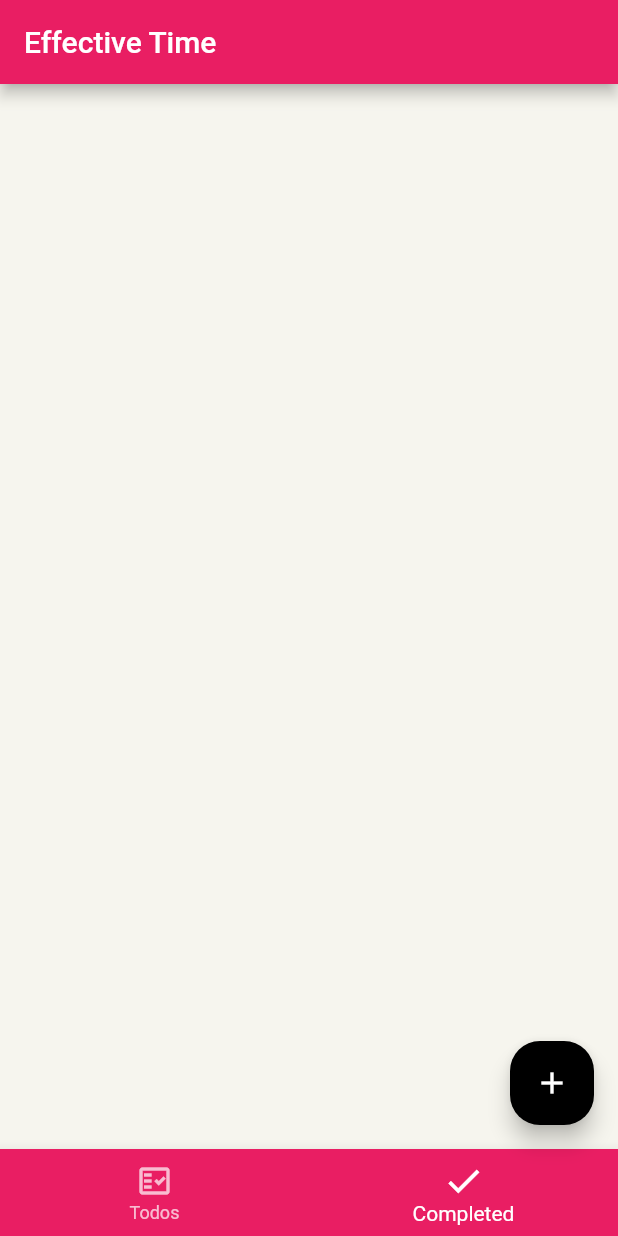
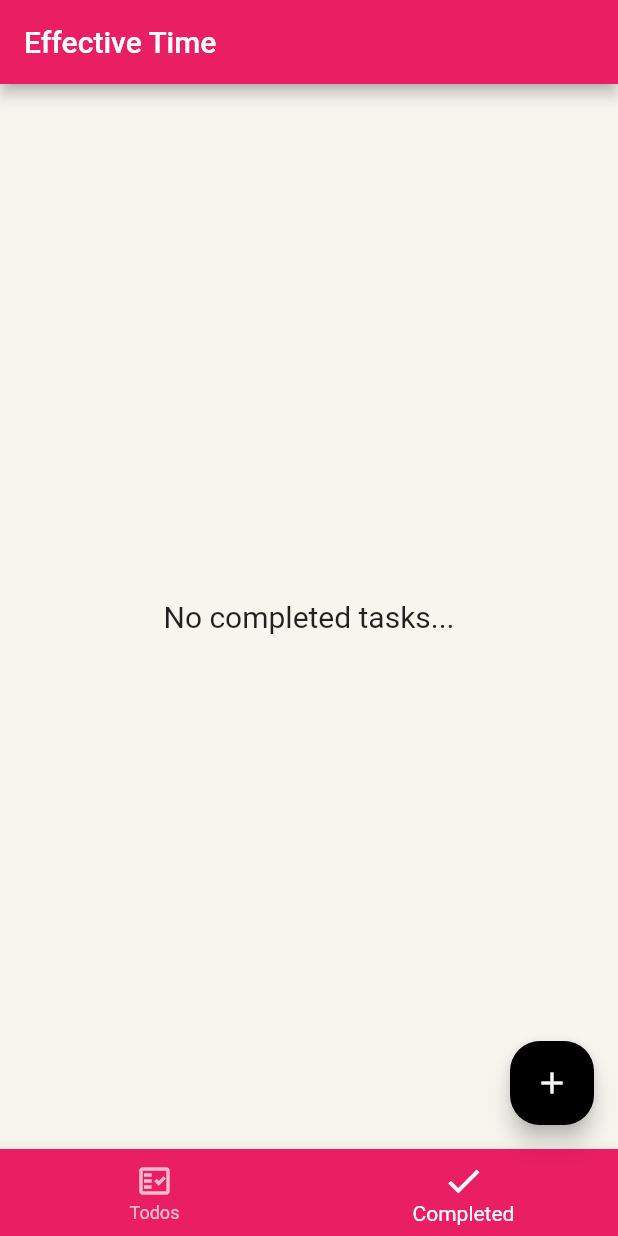
Before and after one commit to LeftTwixWand/FlutterTODO, a Flutter app: the screen it shows after launch, item 2 of the bottom bar chosen, on a phone screen of 412 x 824 dp. Run offline on Flutter 3.47's test engine with Material 2 defaults, Android fonts, the phone set to English and light mode, and no system bars; our stand-ins replace flutter_slidable.

Commit message:
Working completed todos

```diff
--- a/lib/page/home_page.dart
+++ b/lib/page/home_page.dart
@@ -1,5 +1,6 @@
 import 'package:effective_time/main.dart';
 import 'package:effective_time/widget/add_todo_dialog.dart';
+import 'package:effective_time/widget/completed_list_widget.dart';
 import 'package:effective_time/widget/todo_list_widget.dart';
 import 'package:flutter/material.dart';
 
@@ -15,7 +16,7 @@ class _HomePageState extends State<HomePage> {
   Widget build(BuildContext context) {
     final tabs = [
       TodoListWidget(),
-      Container(),
+      CompletedListWidget(),
     ];
 
     return Scaffold(
--- /dev/null
+++ b/lib/widget/completed_list_widget.dart
@@ -0,0 +1,34 @@
+import 'package:effective_time/provider/todos.dart';
+import 'package:effective_time/widget/todo_widget.dart';
+import 'package:flutter/cupertino.dart';
+import 'package:flutter/material.dart';
+import 'package:provider/provider.dart';
+
+class CompletedListWidget extends StatelessWidget {
+  @override
+  Widget build(BuildContext context) {
+    final provider = Provider.of<TodosProvider>(context);
+    final todos = provider.completed;
+
+    return todos.isEmpty
+        ? Center(
+            child: Text(
+              'No completed tasks...',
+              style: TextStyle(
+                fontSize: 20,
+              ),
+            ),
+          )
+        : ListView.separated(
+            physics: BouncingScrollPhysics(),
+            padding: EdgeInsets.all(16),
+            itemCount: todos.length,
+            itemBuilder: (context, index) {
+              final todo = todos[index];
+              return TodoWidget(todo: todo, key: GlobalKey());
+            },
+            separatorBuilder: (BuildContext context, int index) =>
+                Container(height: 8),
+          );
+  }
+}
```
Also changed, not shown: lib/provider/todos.dart (+14 -0 lines), lib/utils.dart (added, +9 -0 lines), lib/widget/todo_widget.dart (+22 -3 lines).
